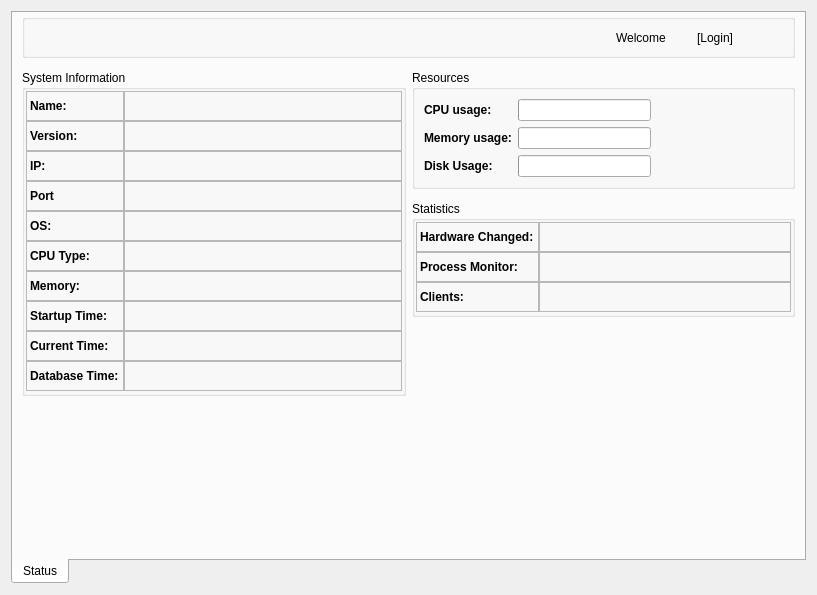
ihehui/managementsystem, file src/plugins/controlcenter/servermanagement/servermanagementwidget.ui: the form before one commit.
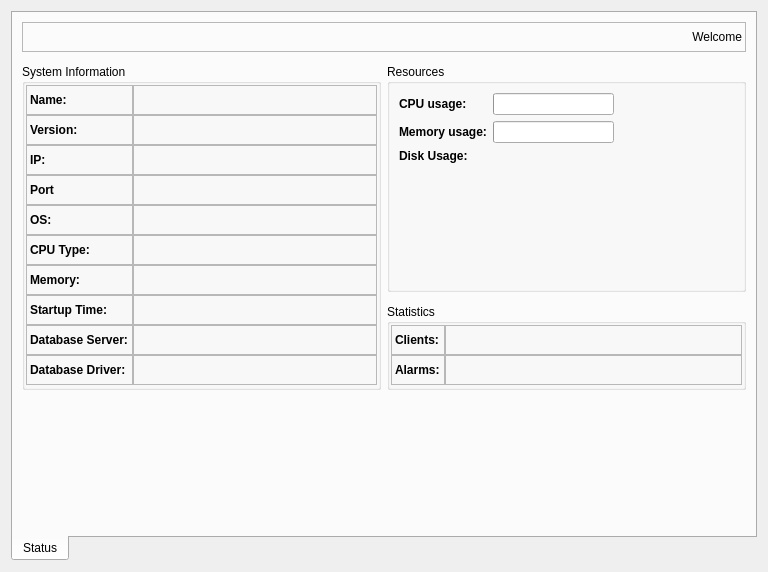
The form after the commit. Icons and pictures are not drawn.

Commit message: Update Server Info Functions

Diff of the .ui file:
```diff
--- a/src/plugins/controlcenter/servermanagement/servermanagementwidget.ui
+++ b/src/plugins/controlcenter/servermanagement/servermanagementwidget.ui
@@ -6,8 +6,8 @@
    <rect>
     <x>0</x>
     <y>0</y>
-    <width>817</width>
-    <height>595</height>
+    <width>768</width>
+    <height>572</height>
    </rect>
   </property>
   <property name="windowTitle">
@@ -30,9 +30,6 @@
        <string>Status</string>
       </attribute>
       <layout class="QGridLayout" name="gridLayout_4">
-       <property name="topMargin">
-        <number>1</number>
-       </property>
        <property name="verticalSpacing">
         <number>12</number>
        </property>
@@ -325,7 +322,7 @@
              <enum>QFrame::StyledPanel</enum>
             </property>
             <property name="text">
-             <string>Current Time:</string>
+             <string>Database Server:</string>
             </property>
            </widget>
           </item>
@@ -354,7 +351,7 @@
              <enum>QFrame::StyledPanel</enum>
             </property>
             <property name="text">
-             <string>Database Time:</string>
+             <string>Database Driver:</string>
             </property>
            </widget>
           </item>
@@ -447,7 +444,7 @@
            </layout>
           </item>
           <item row="2" column="0">
-           <widget class="QLabel" name="labelDiskUsage">
+           <widget class="QLabel" name="labelDiskUsage0">
             <property name="font">
              <font>
               <weight>75</weight>
@@ -459,25 +456,15 @@
             </property>
            </widget>
           </item>
-          <item row="2" column="1">
-           <layout class="QHBoxLayout" name="horizontalLayout_4">
-            <item>
-             <widget class="QProgressBar" name="progressBarDiskUsage"/>
-            </item>
-            <item>
-             <spacer name="horizontalSpacer_4">
-              <property name="orientation">
-               <enum>Qt::Horizontal</enum>
-              </property>
-              <property name="sizeHint" stdset="0">
-               <size>
-                <width>40</width>
-                <height>20</height>
-               </size>
-              </property>
-             </spacer>
-            </item>
-           </layout>
+          <item row="3" column="0" colspan="2">
+           <widget class="QLabel" name="labelDiskUsage">
+            <property name="sizePolicy">
+             <sizepolicy hsizetype="Expanding" vsizetype="Expanding">
+              <horstretch>0</horstretch>
+              <verstretch>0</verstretch>
+             </sizepolicy>
+            </property>
+           </widget>
           </item>
          </layout>
         </widget>
@@ -503,83 +490,7 @@
           <property name="spacing">
            <number>0</number>
           </property>
-          <item row="0" column="0">
-           <widget class="QLabel" name="labelHardwareChanged0">
-            <property name="minimumSize">
-             <size>
-              <width>0</width>
-              <height>30</height>
-             </size>
-            </property>
-            <property name="font">
-             <font>
-              <weight>75</weight>
-              <bold>true</bold>
-             </font>
-            </property>
-            <property name="frameShape">
-             <enum>QFrame::StyledPanel</enum>
-            </property>
-            <property name="text">
-             <string>Hardware Changed:</string>
-            </property>
-           </widget>
-          </item>
-          <item row="0" column="1">
-           <widget class="QLabel" name="labelHardwareChanged">
-            <property name="sizePolicy">
-             <sizepolicy hsizetype="Expanding" vsizetype="Preferred">
-              <horstretch>0</horstretch>
-              <verstretch>0</verstretch>
-             </sizepolicy>
-            </property>
-            <property name="frameShape">
-             <enum>QFrame::StyledPanel</enum>
-            </property>
-            <property name="text">
-             <string/>
-            </property>
-           </widget>
-          </item>
           <item row="1" column="0">
-           <widget class="QLabel" name="labelProcessMonitor0">
-            <property name="minimumSize">
-             <size>
-              <width>0</width>
-              <height>30</height>
-             </size>
-            </property>
-            <property name="font">
-             <font>
-              <weight>75</weight>
-              <bold>true</bold>
-             </font>
-            </property>
-            <property name="frameShape">
-             <enum>QFrame::StyledPanel</enum>
-            </property>
-            <property name="text">
-             <string>Process Monitor:</string>
-            </property>
-           </widget>
-          </item>
-          <item row="1" column="1">
-           <widget class="QLabel" name="labelProcessMonitor">
-            <property name="sizePolicy">
-             <sizepolicy hsizetype="Expanding" vsizetype="Preferred">
-              <horstretch>0</horstretch>
-              <verstretch>0</verstretch>
-             </sizepolicy>
-            </property>
-            <property name="frameShape">
-             <enum>QFrame::StyledPanel</enum>
-            </property>
-            <property name="text">
-             <string/>
-            </property>
-           </widget>
-          </item>
-          <item row="2" column="0">
            <widget class="QLabel" name="label_7">
             <property name="minimumSize">
              <size>
@@ -601,7 +512,7 @@
             </property>
            </widget>
           </item>
-          <item row="2" column="1">
+          <item row="1" column="1">
            <widget class="QLabel" name="labelClients">
             <property name="sizePolicy">
              <sizepolicy hsizetype="Expanding" vsizetype="Preferred">
@@ -617,68 +528,44 @@
             </property>
            </widget>
           </item>
-         </layout>
-        </widget>
-       </item>
-       <item row="0" column="0" colspan="2">
-        <widget class="QGroupBox" name="groupBoxTop">
-         <property name="title">
-          <string notr="true"/>
-         </property>
-         <layout class="QHBoxLayout" name="horizontalLayout">
-          <property name="spacing">
-           <number>12</number>
-          </property>
-          <item>
-           <spacer name="horizontalSpacer">
-            <property name="orientation">
-             <enum>Qt::Horizontal</enum>
-            </property>
-            <property name="sizeHint" stdset="0">
+          <item row="2" column="0">
+           <widget class="QLabel" name="labelAlarms0">
+            <property name="minimumSize">
              <size>
-              <width>517</width>
-              <height>17</height>
+              <width>0</width>
+              <height>30</height>
              </size>
             </property>
-           </spacer>
-          </item>
-          <item>
-           <widget class="QLabel" name="labelWelcome">
+            <property name="font">
+             <font>
+              <weight>75</weight>
+              <bold>true</bold>
+             </font>
+            </property>
+            <property name="frameShape">
+             <enum>QFrame::StyledPanel</enum>
+            </property>
             <property name="text">
-             <string>Welcome</string>
+             <string>Alarms:</string>
             </property>
            </widget>
           </item>
-          <item>
-           <widget class="QLabel" name="labelAdminName">
+          <item row="2" column="1">
+           <widget class="QLabel" name="labelAlarms">
+            <property name="sizePolicy">
+             <sizepolicy hsizetype="Expanding" vsizetype="Preferred">
+              <horstretch>0</horstretch>
+              <verstretch>0</verstretch>
+             </sizepolicy>
+            </property>
+            <property name="frameShape">
+             <enum>QFrame::StyledPanel</enum>
+            </property>
             <property name="text">
              <string/>
             </property>
            </widget>
           </item>
-          <item>
-           <widget class="QLabel" name="labelLogin">
-            <property name="text">
-             <string>[Login]</string>
-            </property>
-           </widget>
-          </item>
-          <item>
-           <spacer name="horizontalSpacer_5">
-            <property name="orientation">
-             <enum>Qt::Horizontal</enum>
-            </property>
-            <property name="sizeType">
-             <enum>QSizePolicy::Preferred</enum>
-            </property>
-            <property name="sizeHint" stdset="0">
-             <size>
-              <width>50</width>
-              <height>17</height>
-             </size>
-            </property>
-           </spacer>
-          </item>
          </layout>
         </widget>
        </item>
@@ -708,6 +595,31 @@
          </property>
         </spacer>
        </item>
+       <item row="0" column="0" colspan="2">
+        <widget class="QLabel" name="labelTop">
+         <property name="sizePolicy">
+          <sizepolicy hsizetype="Expanding" vsizetype="Preferred">
+           <horstretch>0</horstretch>
+           <verstretch>0</verstretch>
+          </sizepolicy>
+         </property>
+         <property name="minimumSize">
+          <size>
+           <width>0</width>
+           <height>30</height>
+          </size>
+         </property>
+         <property name="frameShape">
+          <enum>QFrame::StyledPanel</enum>
+         </property>
+         <property name="text">
+          <string>Welcome</string>
+         </property>
+         <property name="alignment">
+          <set>Qt::AlignRight|Qt::AlignTrailing|Qt::AlignVCenter</set>
+         </property>
+        </widget>
+       </item>
       </layout>
      </widget>
     </widget>
```
Left out of the diff: 8 changed lines with no effect on the pictures. The commit also changes 19 other files.
